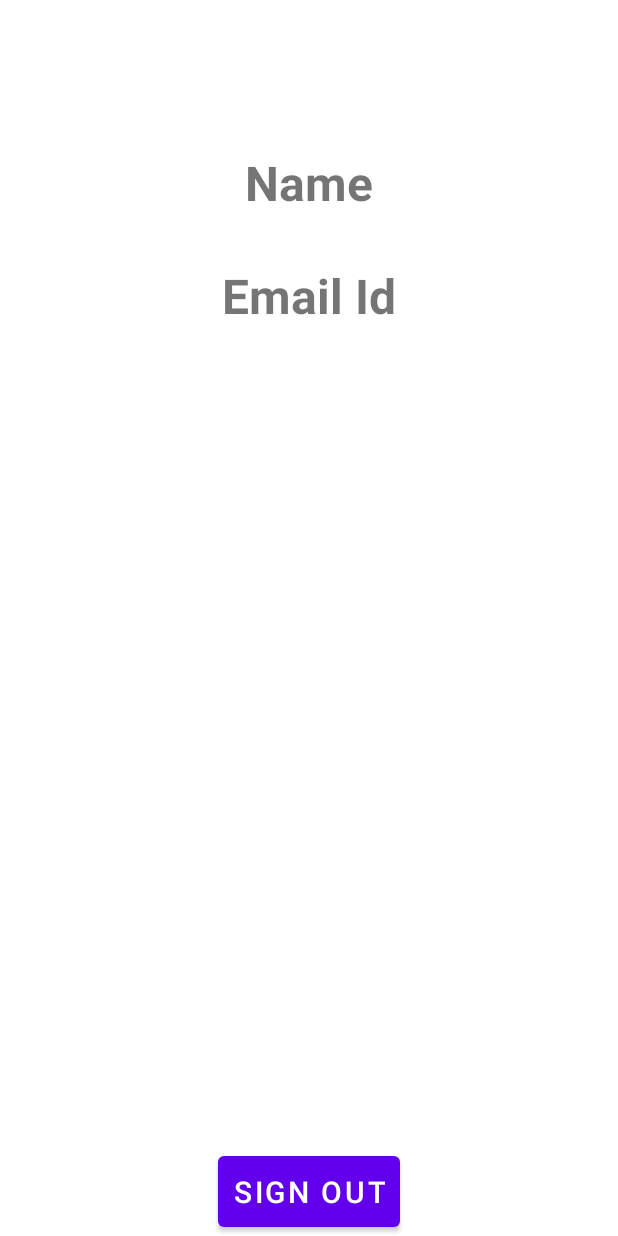
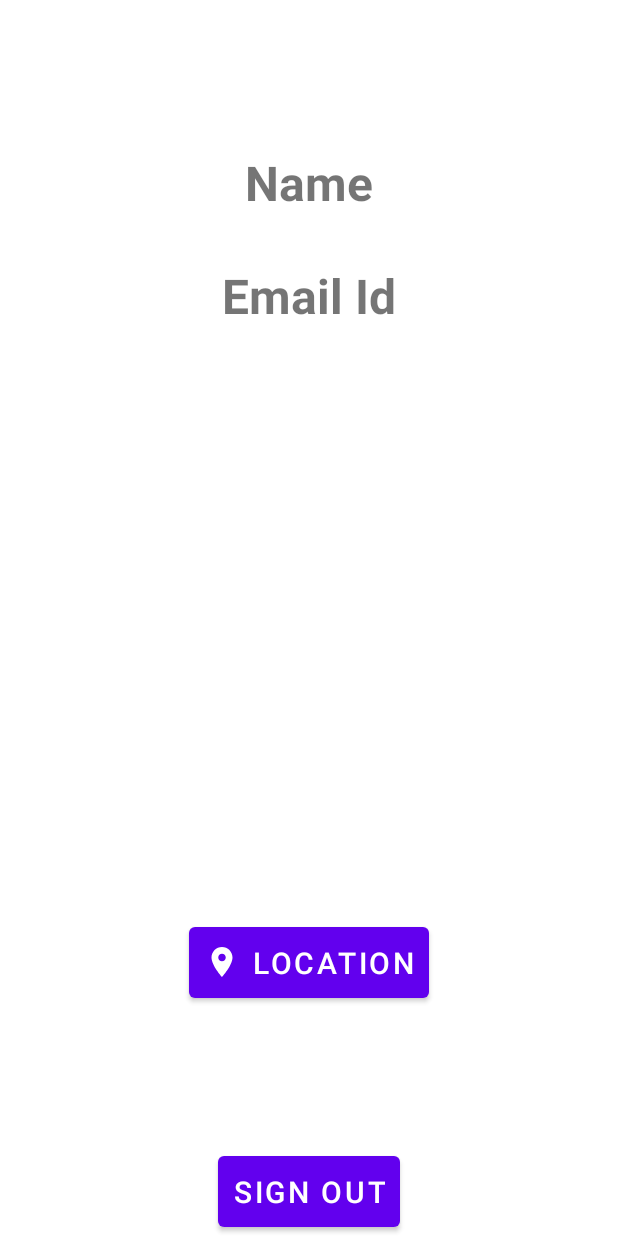
Before and after one commit to pravinbhagwat/AuthApplicationV3, an Android app: the layout activity_welcome.xml on its own in the app's theme, with its tools: preview values and no code run, on a phone screen of 412 x 824 dp. Run offline under Robolectric (Android 15) with nearby library versions, the phone set to English and light mode, and no system bars.

Commit message:
Map Task Done

```diff
--- a/app/build.gradle
+++ b/app/build.gradle
@@ -1,6 +1,7 @@
 plugins {
     id 'com.android.application'
     id 'com.google.gms.google-services'
+    id 'com.google.android.libraries.mapsplatform.secrets-gradle-plugin'
 }
 
 android {
@@ -27,6 +28,9 @@ android {
         sourceCompatibility JavaVersion.VERSION_1_8
         targetCompatibility JavaVersion.VERSION_1_8
     }
+    buildFeatures {
+        viewBinding true
+    }
 }
 
 dependencies {
@@ -35,6 +39,7 @@ dependencies {
     implementation 'com.google.android.material:material:1.7.0'
     implementation 'androidx.constraintlayout:constraintlayout:2.1.4'
     implementation 'com.google.firebase:firebase-firestore:24.4.1'
+    implementation 'com.google.android.gms:play-services-maps:18.0.2'
     testImplementation 'junit:junit:4.13.2'
     androidTestImplementation 'androidx.test.ext:junit:1.1.4'
     androidTestImplementation 'androidx.test.espresso:espresso-core:3.5.0'
--- a/app/src/main/java/com/digitox/authapplicationv3/Test.java
+++ b/app/src/main/java/com/digitox/authapplicationv3/Test.java
@@ -49,7 +49,6 @@ public class Test extends AppCompatActivity {
     ActivityResultLauncher<String> mTakePhoto;
     ActivityResultLauncher<Intent> CTakePhoto;
 
-    @SuppressLint("MissingInflatedId")
     @Override
     protected void onCreate(Bundle savedInstanceState) {
         super.onCreate(savedInstanceState);
@@ -66,7 +65,7 @@ public class Test extends AppCompatActivity {
 
         // [Validation]
 
-        layoutFirstName.setI
+
 
 
 
--- a/app/src/main/res/layout/activity_welcome.xml
+++ b/app/src/main/res/layout/activity_welcome.xml
@@ -13,7 +13,7 @@
 
         <androidx.constraintlayout.widget.ConstraintLayout
             android:layout_width="match_parent"
-            android:layout_height="match_parent">
+            android:layout_height="wrap_content">
 
             <com.google.android.material.textview.MaterialTextView
                 android:id="@+id/text_name"
@@ -46,7 +46,23 @@
                 android:textStyle="bold"
                 />
 
+<!--            Show Current Location Map-->
             <!--            Sign Out Button-->
+            <com.google.android.material.button.MaterialButton
+                android:id="@+id/button_location"
+                android:layout_width="wrap_content"
+                android:layout_height="wrap_content"
+                android:layout_marginTop="30dp"
+                android:padding="10dp"
+                android:text="Location"
+                android:textSize="20sp"
+                app:layout_constraintBottom_toTopOf="@+id/button_signOut"
+                app:layout_constraintEnd_toEndOf="parent"
+                app:layout_constraintStart_toStartOf="parent"
+                app:layout_constraintTop_toBottomOf="@+id/text_emailId"
+                app:layout_constraintVertical_bias="0.795"
+                app:icon="@drawable/ic_baseline_location_on_24"/>
+
             <com.google.android.material.button.MaterialButton
                 android:id="@+id/button_signOut"
                 android:layout_width="wrap_content"
@@ -56,7 +72,7 @@
                 app:layout_constraintBottom_toBottomOf="parent"
                 android:layout_marginTop="30dp"
                 android:text="Sign Out"
-                android:textSize="20dp"
+                android:textSize="20sp"
                 android:padding="10dp"
                 />
 
--- a/app/src/main/res/values/strings.xml
+++ b/app/src/main/res/values/strings.xml
@@ -1,3 +1,4 @@
 <resources>
     <string name="app_name">AuthApplicationV3</string>
+    <string name="title_activity_maps">MapsActivity</string>
 </resources>
--- a/build.gradle
+++ b/build.gradle
@@ -13,4 +13,5 @@ buildscript {
 plugins {
     id 'com.android.application' version '7.3.1' apply false
     id 'com.android.library' version '7.3.1' apply false
+    id 'com.google.android.libraries.mapsplatform.secrets-gradle-plugin' version '2.0.1' apply false
 }
```
Also changed, not shown: app/src/main/AndroidManifest.xml (+20 -0 lines), app/src/main/java/com/digitox/authapplicationv3/MainActivity.java (+3 -5 lines), app/src/main/java/com/digitox/authapplicationv3/MapsActivity.java (+4 -3 lines), app/src/main/java/com/digitox/authapplicationv3/WelcomeActivity.java (+10 -1 lines).
